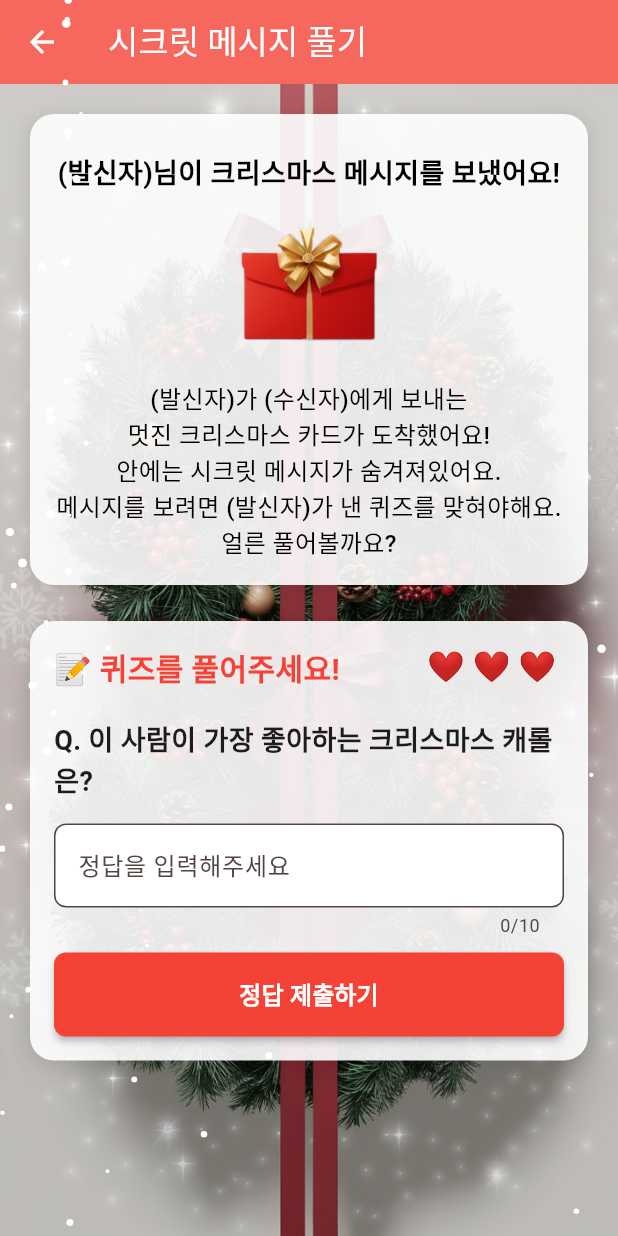
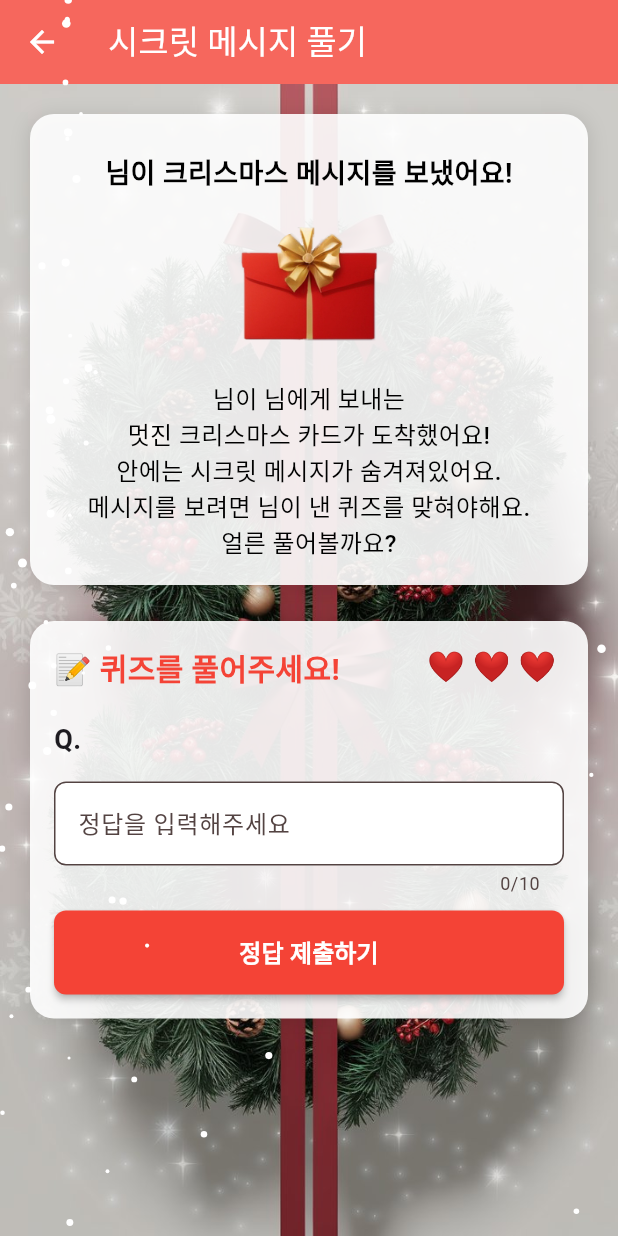
Before and after one commit to isjennifer/my_secret_christmas, a Flutter app: the DecodeMessagePage screen opened directly, on a phone screen of 412 x 824 dp. Run offline on Flutter 3.47's test engine with Material 3 defaults, Android fonts, the phone set to English and light mode, and no system bars; our stand-ins replace audioplayers, flutter_riverpod, google_fonts, shared_preferences, uni_links; missing offline and left inert: kakao_flutter_sdk, social_share; accounts and stored records are empty.

Commit message:
메시지 풀기 로직 붙이기 변수 연결

```diff
--- a/lib/steps/open_steps/decode_message_step.dart
+++ b/lib/steps/open_steps/decode_message_step.dart
@@ -14,10 +14,16 @@ class DecodeMessagePage extends StatefulWidget {
 
 class _DecodeMessagePageState extends State<DecodeMessagePage> {
   final _answerController = TextEditingController();
-  static const String CORRECT_ANSWER = '정답';
+
   bool isCorrect = false;
   int _attemptCount = 0;
   bool _showAnswer = false;
+  String sender = '';
+  String recipient = '';
+  String quiz_question = '';
+  String quiz_hint1 = '';
+  String quiz_hint2 = '';
+  String quiz_answer = '';
 
   @override
   void dispose() {
@@ -72,7 +78,7 @@ class _DecodeMessagePageState extends State<DecodeMessagePage> {
                             children: [
                               SizedBox(height: 10),
                               Text(
-                                '(발신자)님이 크리스마스 메시지를 보냈어요!',
+                                '$sender님이 크리스마스 메시지를 보냈어요!',
                                 style: TextStyle(
                                   fontSize: 18,
                                   fontWeight: FontWeight.bold,
@@ -89,7 +95,7 @@ class _DecodeMessagePageState extends State<DecodeMessagePage> {
                               SizedBox(height: 10),
                               if (_attemptCount == 0 && isCorrect == false)
                                 Text(
-                                  '(발신자)가 (수신자)에게 보내는\n멋진 크리스마스 카드가 도착했어요!\n안에는 시크릿 메시지가 숨겨져있어요.\n메시지를 보려면 (발신자)가 낸 퀴즈를 맞혀야해요.\n얼른 풀어볼까요?',
+                                  '$sender님이 $recipient님에게 보내는\n멋진 크리스마스 카드가 도착했어요!\n안에는 시크릿 메시지가 숨겨져있어요.\n메시지를 보려면 $sender님이 낸 퀴즈를 맞혀야해요.\n얼른 풀어볼까요?',
                                   style: TextStyle(
                                     fontSize: 16,
                                     fontWeight: FontWeight.w500,
@@ -153,7 +159,7 @@ class _DecodeMessagePageState extends State<DecodeMessagePage> {
                                     },
                                     child: Text(
                                       _showAnswer
-                                          ? '🎅 : 허허허! 메리크리스마스!\n정답은 "$CORRECT_ANSWER" 란다!'
+                                          ? '🎅 : 허허허! 메리크리스마스!\n정답은 "$quiz_answer" 란다!'
                                           : '📣 산타할아버지! 정답을 알려주세요!',
                                       style: TextStyle(
                                         fontSize: 18,
@@ -213,8 +219,8 @@ class _DecodeMessagePageState extends State<DecodeMessagePage> {
                                 ],
                               ),
                               const SizedBox(height: 20),
-                              const Text(
-                                'Q. 이 사람이 가장 좋아하는 크리스마스 캐롤은?',
+                              Text(
+                                'Q. $quiz_question',
                                 style: TextStyle(
                                   fontSize: 18,
                                   fontWeight: FontWeight.bold,
@@ -222,7 +228,7 @@ class _DecodeMessagePageState extends State<DecodeMessagePage> {
                               ),
                               if (_attemptCount >= 1 && isCorrect == false)
                                 Text(
-                                  'Hint1. 첫번째 힌트입니다.',
+                                  'Hint1. $quiz_hint1',
                                   style: TextStyle(
                                     fontSize: 16,
                                     fontWeight: FontWeight.w500,
@@ -230,7 +236,7 @@ class _DecodeMessagePageState extends State<DecodeMessagePage> {
                                 ),
                               if (_attemptCount >= 2 && isCorrect == false)
                                 Text(
-                                  'Hint2. 두번째 힌트입니다.',
+                                  'Hint2. $quiz_hint2',
                                   style: TextStyle(
                                     fontSize: 16,
                                     fontWeight: FontWeight.w500,
@@ -265,7 +271,7 @@ class _DecodeMessagePageState extends State<DecodeMessagePage> {
                                       _attemptCount++; // 버튼을 누를 때마다 시도 횟수 증가
                                       isCorrect =
                                           _answerController.text.trim() ==
-                                              CORRECT_ANSWER;
+                                              quiz_answer;
                                     });
 
                                     if (isCorrect) {
```
Also changed, not shown: lib/steps/open_steps/message_reveal_step.dart (+9 -5 lines).
